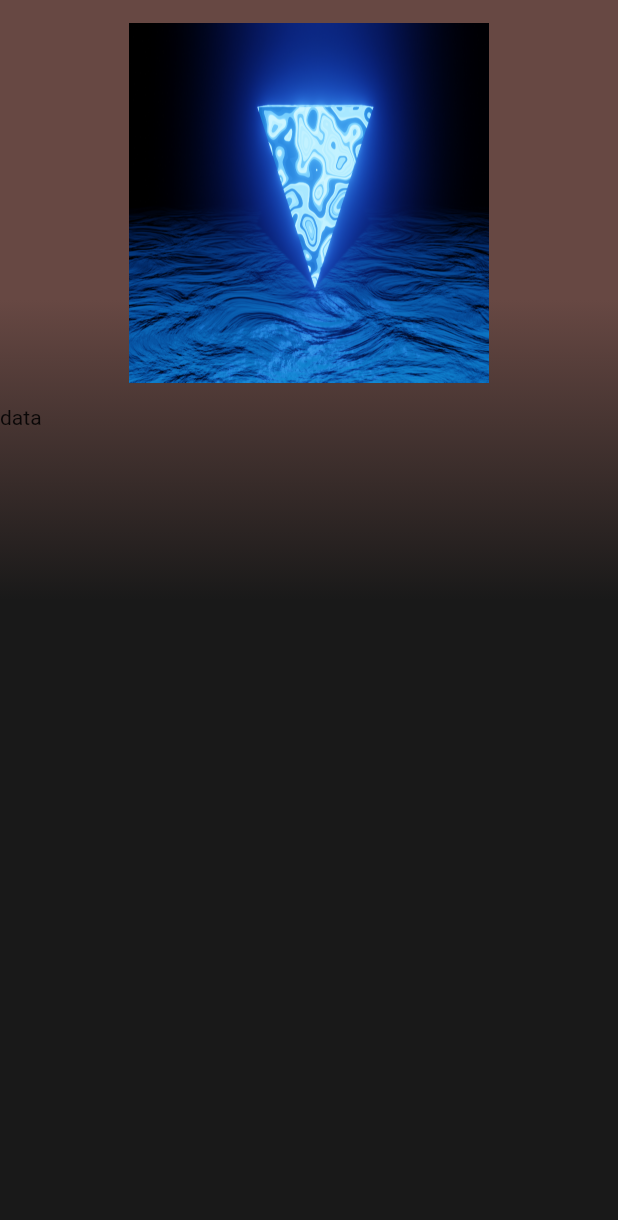
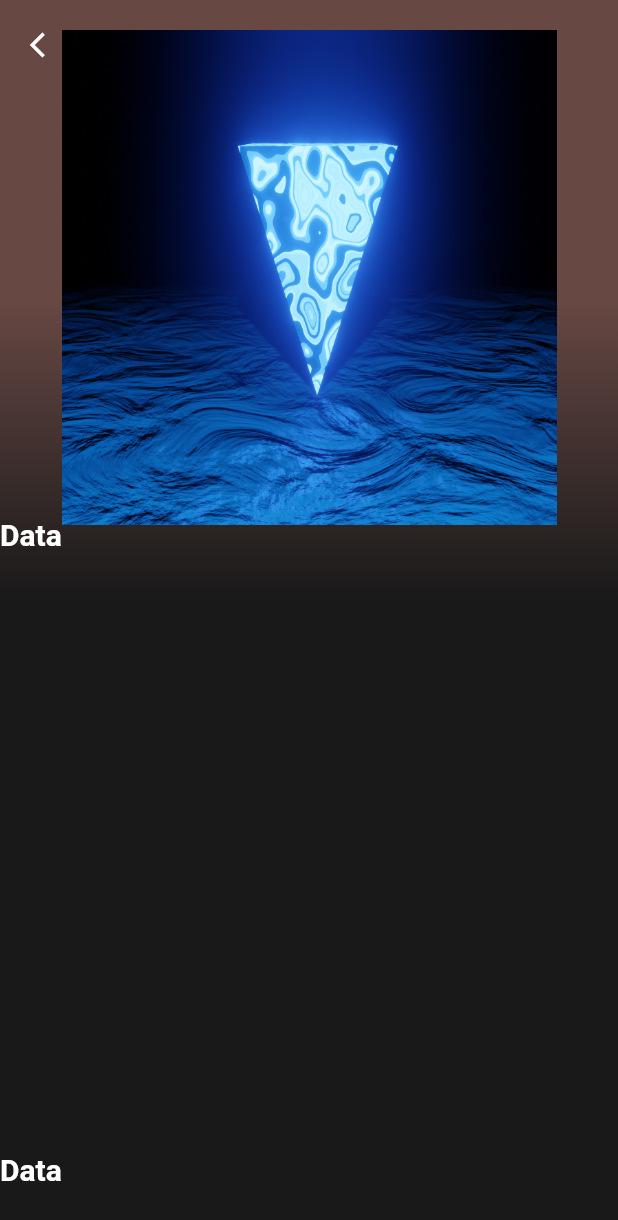
Before and after one commit to abeltyr/flutter-AppBar-Animation, a Flutter app: the screen it shows after launch, on a phone screen of 412 x 824 dp. Shown: the top 1220 px of the screen. Run offline on Flutter 3.47's test engine with Material 2 defaults, Android fonts, the phone set to English and light mode, and no system bars.

```diff
--- a/lib/Screens/index.dart
+++ b/lib/Screens/index.dart
@@ -6,14 +6,12 @@ class IndexScreen extends StatefulWidget {
 }
 
 class _IndexScreenState extends State<IndexScreen> {
-  double imageHeight = 240;
-  double idealImageHeight = 240;
-  double maxImageHeight = 280;
   double scrollStart = 0;
-  bool disappear = false;
   double firstLayerHeight = 400;
   double idealFirstLayerHeight = 400;
   double maxFirstLayerHeight = 450;
+  bool showtitle = false;
+  bool otherScroll = false;
   @override
   Widget build(BuildContext context) {
     final height = MediaQuery.of(context).size.height;
@@ -23,15 +21,18 @@ class _IndexScreenState extends State<IndexScreen> {
         body: Stack(
           children: [
             Container(
-              padding: EdgeInsets.symmetric(
-                horizontal: 20,
-              ),
+              height: firstLayerHeight,
+              width: width,
+              child: SafeArea(
+                child: Stack(
+                  children: [
+                    Container(
                       decoration: BoxDecoration(
                         gradient: LinearGradient(
                           begin: Alignment.topCenter,
                           end: Alignment.bottomCenter,
                           stops: [
-                    firstLayerHeight > 120 ? 0.5 : 1,
+                            firstLayerHeight > 150 ? 0.5 : 1,
                             1,
                           ],
                           colors: [
@@ -40,46 +41,45 @@ class _IndexScreenState extends State<IndexScreen> {
                           ],
                         ),
                       ),
-              height: firstLayerHeight,
-              width: width,
-              child: SafeArea(
-                child: Column(
+                      padding: EdgeInsets.only(
+                          top: 20, bottom: firstLayerHeight > 150 ? 50 : 15),
+                      child: Stack(
                         children: [
                           Container(
-                      padding: EdgeInsets.symmetric(
-                        vertical: 15,
+                            padding: EdgeInsets.only(left: 20),
+                            alignment: Alignment.topLeft,
+                            child: Icon(
+                              Icons.arrow_back_ios,
+                              color: Colors.white,
+                              size: 20,
                             ),
-                      child: !disappear
+                          ),
+                          Container(
+                              alignment: Alignment.topCenter,
+                              child: firstLayerHeight > 260
                                   ? Opacity(
-                              opacity: imageHeight / idealImageHeight < 1
-                                  ? imageHeight / idealImageHeight
+                                      opacity: firstLayerHeight / 240 < 1
+                                          ? firstLayerHeight / 240
                                           : 1,
                                       child: Image.asset(
                                         "assets/images/view.png",
                                         cacheHeight: 720,
                                         cacheWidth: 720,
-                                height: imageHeight,
                                         fit: BoxFit.contain,
                                       ),
                                     )
-                          : Container(),
+                                  : Text(
+                                      "Data",
+                                      style: TextStyle(
+                                        fontSize: 20,
+                                        color: Colors.white,
+                                        fontWeight: FontWeight.w700,
                                       ),
+                                    )),
                         ],
                       ),
                     ),
-            ),
-            SafeArea(
-              child: Container(
-                margin: EdgeInsets.only(
-                    top:
-                        firstLayerHeight > 130 ? firstLayerHeight - 130 : 52.5),
-                height: height -
-                    (firstLayerHeight > 130 ? firstLayerHeight - 130 : 52.5),
-                width: width,
-                child: Column(
-                  mainAxisAlignment: MainAxisAlignment.start,
-                  crossAxisAlignment: CrossAxisAlignment.start,
-                  children: [Text("data")],
+                  ],
                 ),
               ),
             ),
@@ -94,52 +94,97 @@ class _IndexScreenState extends State<IndexScreen> {
                   // setup the upward motion action
                   if (scrollStart > data.globalPosition.dy) {
                     setState(() {
-                      disappear = imageHeight < 140;
-
-                      if (firstLayerHeight > 120)
+                      if (firstLayerHeight > 135)
                         firstLayerHeight = firstLayerHeight -
                             50 *
                                 ((scrollStart - data.globalPosition.dy) /
                                     height);
-                      if (imageHeight > 140)
-                        imageHeight = imageHeight -
-                            50 *
-                                ((scrollStart - data.globalPosition.dy) /
-                                    height);
+
+                      otherScroll = firstLayerHeight <= 136;
                     });
                   }
                   // setup the downward motion action
                   else if (scrollStart < data.globalPosition.dy) {
-                    print(firstLayerHeight);
-                    print(maxFirstLayerHeight);
                     setState(() {
                       if (firstLayerHeight < maxFirstLayerHeight)
                         firstLayerHeight = firstLayerHeight +
                             40 *
                                 ((data.globalPosition.dy - scrollStart) /
                                     height);
-
-                      if (firstLayerHeight > imageHeight + 100 &&
-                          imageHeight < 300) {
-                        disappear = !(imageHeight > 125);
-                        imageHeight = imageHeight +
-                            40 *
-                                ((data.globalPosition.dy - scrollStart) /
-                                    height);
-                      }
                     });
                   }
                 },
                 onVerticalDragEnd: (DragEndDetails data) {
                   setState(() {
-                    imageHeight = imageHeight > idealImageHeight
-                        ? idealImageHeight
-                        : imageHeight;
                     firstLayerHeight = firstLayerHeight > idealFirstLayerHeight
                         ? idealFirstLayerHeight
                         : firstLayerHeight;
                   });
                 },
+                child: SafeArea(
+                  child: Container(
+                    height: height,
+                    padding: EdgeInsets.only(
+                        top: firstLayerHeight > 55
+                            ? firstLayerHeight - 55
+                            : 52.5),
+                    width: width,
+                    child: NotificationListener<ScrollEndNotification>(
+                      onNotification: (scrollEnd) {
+                        var metrics = scrollEnd.metrics;
+                        if (metrics.atEdge) {
+                          if (metrics.pixels == 0) {
+                            // print('At top');
+                            setState(() {
+                              otherScroll = false;
+                            });
+                          }
+                          // print('At bottom');
+                        }
+                        return true;
+                      },
+                      child: ListView(
+                        physics: otherScroll
+                            ? AlwaysScrollableScrollPhysics()
+                            : NeverScrollableScrollPhysics(),
+                        children: [
+                          Text(
+                            "Data",
+                            style: TextStyle(
+                              fontSize: 20,
+                              color: Colors.white,
+                              fontWeight: FontWeight.w700,
+                            ),
+                          ),
+                          Container(
+                            height: 400,
+                            width: width,
+                          ),
+                          Text(
+                            "Data",
+                            style: TextStyle(
+                              fontSize: 20,
+                              color: Colors.white,
+                              fontWeight: FontWeight.w700,
+                            ),
+                          ),
+                          Container(
+                            height: 400,
+                            width: width,
+                          ),
+                          Text(
+                            "Data",
+                            style: TextStyle(
+                              fontSize: 20,
+                              color: Colors.white,
+                              fontWeight: FontWeight.w700,
+                            ),
+                          ),
+                        ],
+                      ),
+                    ),
+                  ),
+                ),
               ),
             ),
           ],
```
Lines whose indentation alone changed are shown as unchanged.
